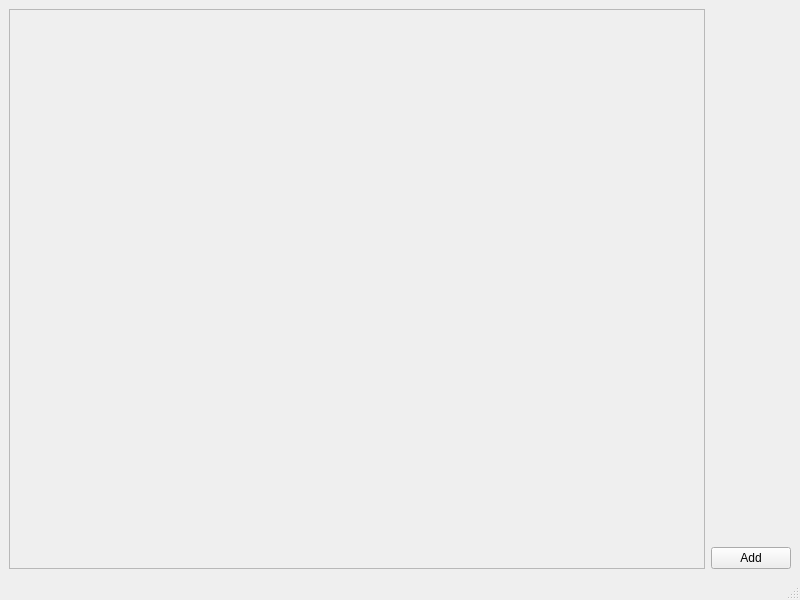
Qt form mainwindow.ui (samennis1/Lets-Get-Cooking) before a commit.
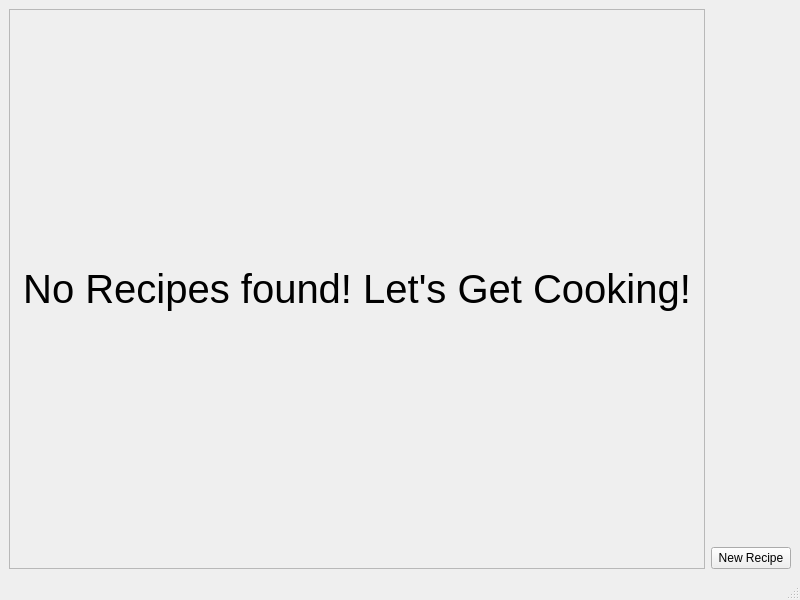
The same form after that commit.

Commit message: Everything working up until ingredients loading on viewRecipe

```diff
--- a/mainwindow.ui
+++ b/mainwindow.ui
@@ -25,11 +25,27 @@
         <rect>
          <x>0</x>
          <y>0</y>
-         <width>707</width>
+         <width>661</width>
          <height>525</height>
         </rect>
        </property>
-       <layout class="QVBoxLayout" name="CardsLayout"/>
+       <layout class="QVBoxLayout" name="CardsLayout">
+        <item>
+         <widget class="QLabel" name="noRecipes">
+          <property name="font">
+           <font>
+            <pointsize>30</pointsize>
+           </font>
+          </property>
+          <property name="text">
+           <string>No Recipes found! Let's Get Cooking!</string>
+          </property>
+          <property name="alignment">
+           <set>Qt::AlignCenter</set>
+          </property>
+         </widget>
+        </item>
+       </layout>
       </widget>
      </widget>
     </item>
@@ -51,7 +67,7 @@
       <item>
        <widget class="QPushButton" name="add">
         <property name="text">
-         <string>Add</string>
+         <string>New Recipe</string>
         </property>
        </widget>
       </item>
```
The commit also changes 18 other files.
